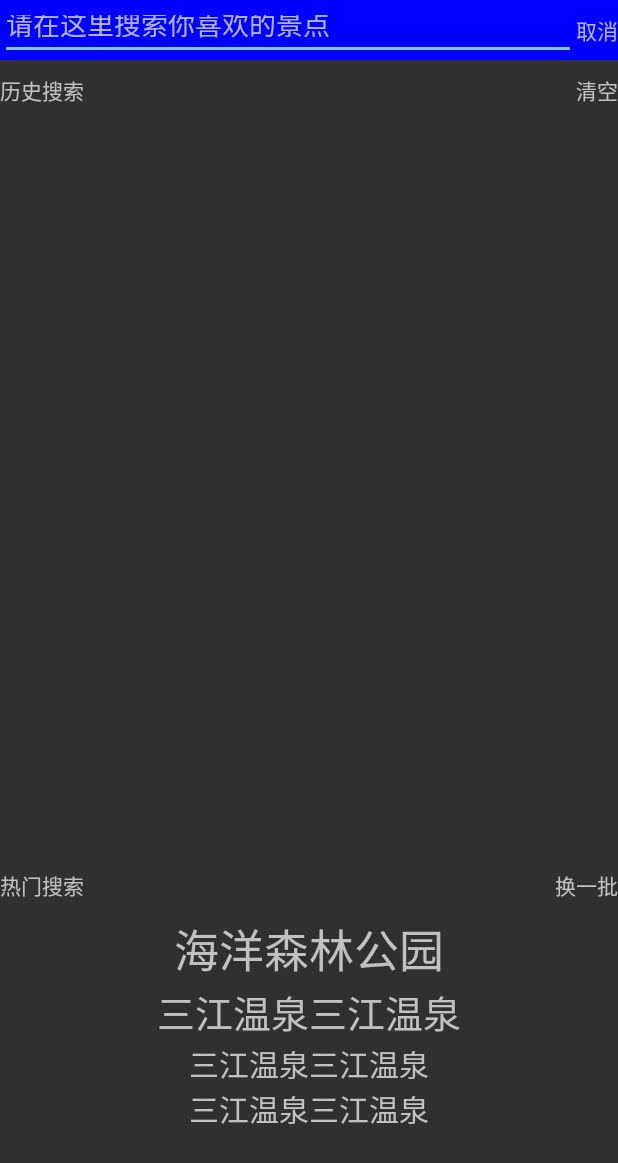
After one commit to lcqbug/MyActionBarMenu2, an Android app: the SearchActivity screen opened directly, with no data from a screen before it, on a phone screen of 412 x 824 dp. The commit adds this screen. Shown: the top 1163 px of the screen. Run offline under Robolectric (Android 15) with nearby library versions, the phone set to English and light mode, and no system bars.

Commit message:
增加搜索界面

```diff
--- a/app/src/main/AndroidManifest.xml
+++ b/app/src/main/AndroidManifest.xml
@@ -26,8 +26,8 @@
     <uses-permission android:name="android.permission.CHANGE_WIFI_STATE" />
     <uses-permission android:name="android.permission.WRITE_EXTERNAL_STORAGE" />
     <uses-permission android:name="android.permission.READ_PHONE_STATE" />
-    <uses-permission android:name="android.permission.MANAGE_ACCOUNTS"/>
-    <uses-permission android:name="android.permission.GET_ACCOUNTS"/>
+    <uses-permission android:name="android.permission.MANAGE_ACCOUNTS" />
+    <uses-permission android:name="android.permission.GET_ACCOUNTS" />
 
     <uses-feature android:name="android.hardware.camera" /> <!-- 使用照相机权限 -->
     <uses-feature android:name="android.hardware.camera.autofocus" />
@@ -70,24 +70,30 @@
         </activity>
         <activity
             android:name="cn.sharesdk.framework.ShareSDKUIShell"
-            android:theme="@android:style/Theme.Translucent.NoTitleBar"
             android:configChanges="keyboardHidden|orientation|screenSize"
             android:screenOrientation="portrait"
+            android:theme="@android:style/Theme.Translucent.NoTitleBar"
             android:windowSoftInputMode="stateHidden|adjustResize" >
             <intent-filter>
                 <data android:scheme="tencent100371282" />
+
                 <action android:name="android.intent.action.VIEW" />
+
                 <category android:name="android.intent.category.BROWSABLE" />
                 <category android:name="android.intent.category.DEFAULT" />
             </intent-filter>
         </activity>
-        <!--微信分享回调 -->
+        <!-- 微信分享回调 -->
         <activity
             android:name=".wxapi.WXEntryActivity"
-            android:theme="@android:style/Theme.Translucent.NoTitleBar"
             android:configChanges="keyboardHidden|orientation|screenSize"
             android:exported="true"
-            android:screenOrientation="portrait" />
+            android:screenOrientation="portrait"
+            android:theme="@android:style/Theme.Translucent.NoTitleBar" />
+        <activity
+            android:name=".activity.SearchActivity"
+            android:label="@string/title_activity_search" >
+        </activity>
     </application>
 
 </manifest>
--- a/app/src/main/java/com/kaiser/aaa/myactionbarmenu/activity/LoginActivity.java
+++ b/app/src/main/java/com/kaiser/aaa/myactionbarmenu/activity/LoginActivity.java
@@ -18,6 +18,8 @@ import com.lidroid.xutils.ViewUtils;
 import com.lidroid.xutils.view.annotation.ContentView;
 import com.lidroid.xutils.view.annotation.ViewInject;
 
+import java.io.UnsupportedEncodingException;
+import java.net.URLEncoder;
 import java.util.HashMap;
 
 import cn.sharesdk.framework.Platform;
@@ -59,7 +61,12 @@ public class LoginActivity extends ActionBarActivity implements Handler.Callback
              email = "806948209@qq.com";
              password = "wanggwcs380217";
             //Toast.makeText(this, email+password, Toast.LENGTH_SHORT).show();
-            byte[] bytes = HttpURLConnHelper.doPostSubmit("http://webapi.yilule.com:5580/api/User?email=" + email + "&password=" + password, "");
+            byte[] bytes = new byte[0];
+            try {
+                bytes = HttpURLConnHelper.doPostSubmit("http://webapi.yilule.com:5580/api/User?email=" + URLEncoder.encode(email, "UTF-8") + "&password=" + password, "");
+            } catch (UnsupportedEncodingException e) {
+                e.printStackTrace();
+            }
             if (bytes != null) {
                 String result = new String(bytes);
                 Log.i("TAG", "--->" + result);
--- /dev/null
+++ b/app/src/main/java/com/kaiser/aaa/myactionbarmenu/activity/SearchActivity.java
@@ -0,0 +1,17 @@
+package com.kaiser.aaa.myactionbarmenu.activity;
+
+import android.support.v7.app.ActionBarActivity;
+import android.os.Bundle;
+import android.view.Menu;
+import android.view.MenuItem;
+
+import com.kaiser.aaa.myactionbarmenu.R;
+
+public class SearchActivity extends ActionBarActivity {
+
+    @Override
+    protected void onCreate(Bundle savedInstanceState) {
+        super.onCreate(savedInstanceState);
+        setContentView(R.layout.activity_search);
+    }
+}
--- /dev/null
+++ b/app/src/main/res/layout/activity_search.xml
@@ -0,0 +1,146 @@
+<LinearLayout xmlns:android="http://schemas.android.com/apk/res/android"
+    xmlns:tools="http://schemas.android.com/tools"
+    android:layout_width="match_parent"
+    android:layout_height="match_parent"
+    android:orientation="vertical"
+    tools:context="com.kaiser.aaa.myactionbarmenu.activity.SearchActivity">
+
+    <LinearLayout
+        android:layout_width="match_parent"
+        android:layout_height="40dp"
+        android:orientation="horizontal"
+        android:background="#00f">
+
+        <LinearLayout
+            android:layout_width="0dp"
+            android:layout_height="match_parent"
+            android:layout_weight="5">
+
+            <ImageView
+                android:layout_width="wrap_content"
+                android:layout_height="wrap_content" />
+
+            <EditText
+                android:layout_width="match_parent"
+                android:layout_height="match_parent"
+                android:hint="请在这里搜索你喜欢的景点" />
+        </LinearLayout>
+
+        <TextView
+            android:layout_width="wrap_content"
+            android:layout_height="wrap_content"
+            android:text="取消"
+            android:clickable="true" />
+    </LinearLayout>
+
+    <ListView
+        android:layout_width="match_parent"
+        android:layout_height="match_parent"
+        android:visibility="gone"></ListView>
+
+    <LinearLayout
+        android:layout_width="match_parent"
+        android:layout_height="40dp"
+        android:orientation="horizontal">
+
+        <TextView
+            android:layout_width="wrap_content"
+            android:layout_height="wrap_content"
+            android:text="历史搜索" />
+
+        <TextView
+            android:layout_width="wrap_content"
+            android:layout_height="wrap_content"
+            android:layout_weight="1" />
+
+        <TextView
+            android:layout_width="wrap_content"
+            android:layout_height="wrap_content"
+            android:text="清空" />
+    </LinearLayout>
+
+    <ListView
+        android:layout_width="match_parent"
+        android:layout_height="0dp"
+        android:layout_weight="1"></ListView>
+
+    <LinearLayout
+        android:layout_width="match_parent"
+        android:layout_height="40dp"
+        android:orientation="horizontal">
+
+        <TextView
+            android:layout_width="wrap_content"
+            android:layout_height="wrap_content"
+            android:text="热门搜索" />
+
+        <TextView
+            android:layout_width="wrap_content"
+            android:layout_height="wrap_content"
+            android:layout_weight="1" />
+
+        <TextView
+            android:layout_width="wrap_content"
+            android:layout_height="wrap_content"
+            android:text="换一批" />
+    </LinearLayout>
+
+    <TextView
+        android:layout_width="wrap_content"
+        android:layout_height="wrap_content"
+        android:text="海洋森林公园"
+        android:textSize="30sp" />
+
+    <LinearLayout
+        android:layout_width="match_parent"
+        android:layout_height="wrap_content">
+
+        <TextView
+            android:layout_width="wrap_content"
+            android:layout_height="wrap_content"
+            android:text="三江温泉"
+            android:textSize="25sp" />
+
+        <TextView
+            android:layout_width="wrap_content"
+            android:layout_height="wrap_content"
+            android:text="三江温泉"
+            android:textSize="25sp" />
+    </LinearLayout>
+    <LinearLayout
+        android:layout_width="match_parent"
+        android:layout_height="wrap_content">
+
+        <TextView
+            android:layout_width="wrap_content"
+            android:layout_height="wrap_content"
+            android:text="三江温泉"
+            android:textSize="20sp" />
+
+        <TextView
+            android:layout_width="wrap_content"
+            android:layout_height="wrap_content"
+            android:text="三江温泉"
+            android:textSize="20sp" />
+    </LinearLayout>
+    <LinearLayout
+        android:layout_width="match_parent"
+        android:layout_height="wrap_content">
+
+        <TextView
+            android:layout_width="wrap_content"
+            android:layout_height="wrap_content"
+            android:text="三江温泉"
+            android:textSize="20sp" />
+
+        <TextView
+            android:layout_width="wrap_content"
+            android:layout_height="wrap_content"
+            android:text="三江温泉"
+            android:textSize="20sp" />
+    </LinearLayout>
+    <TextView
+        android:layout_width="match_parent"
+        android:layout_height="70dp" />
+
+</LinearLayout>
--- /dev/null
+++ b/app/src/main/res/menu/menu_search.xml
@@ -0,0 +1,7 @@
+<menu xmlns:android="http://schemas.android.com/apk/res/android"
+    xmlns:app="http://schemas.android.com/apk/res-auto"
+    xmlns:tools="http://schemas.android.com/tools"
+    tools:context="com.kaiser.aaa.myactionbarmenu.activity.SearchActivity">
+    <item android:id="@+id/action_settings" android:title="@string/action_settings"
+        android:orderInCategory="100" app:showAsAction="never" />
+</menu>
--- a/app/src/main/res/values/strings.xml
+++ b/app/src/main/res/values/strings.xml
@@ -6,5 +6,6 @@
     <string name="action_settings">Settings</string>
     <string name="title_activity_content">Content</string>
     <string name="title_activity_login">LoginActivity</string>
+    <string name="title_activity_search">SearchActivity</string>
 
 </resources>
```
